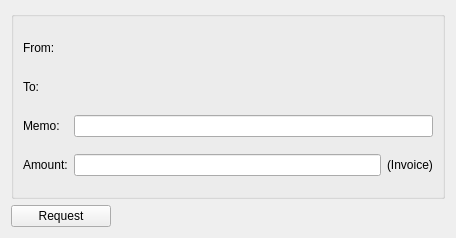
Before: the Qt Designer form src/Widgets/requestdlg.ui in Open-Transactions/Moneychanger, drawn with Qt 5.
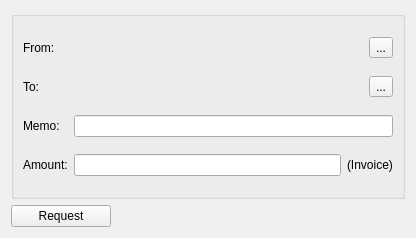
After: the same form once the commit is applied. Icons and pictures are not drawn.

Diff of the .ui file:
```diff
--- a/src/Widgets/requestdlg.ui
+++ b/src/Widgets/requestdlg.ui
@@ -6,7 +6,7 @@
    <rect>
     <x>0</x>
     <y>0</y>
-    <width>456</width>
+    <width>416</width>
     <height>238</height>
    </rect>
   </property>
@@ -55,6 +55,17 @@
         </property>
        </widget>
       </item>
+      <item row="0" column="3">
+       <widget class="QToolButton" name="toolButton">
+        <property name="text">
+         <string>...</string>
+        </property>
+        <property name="icon">
+         <iconset resource="../resource.qrc">
+          <normaloff>:/icons/addressbook</normaloff>:/icons/addressbook</iconset>
+        </property>
+       </widget>
+      </item>
       <item row="1" column="0">
        <widget class="QLabel" name="label_2">
         <property name="maximumSize">
@@ -78,6 +89,17 @@
         </property>
        </widget>
       </item>
+      <item row="1" column="3">
+       <widget class="QToolButton" name="toolButtonManageAccts">
+        <property name="text">
+         <string>...</string>
+        </property>
+        <property name="icon">
+         <iconset resource="../resource.qrc">
+          <normaloff>:/icons/account</normaloff>:/icons/account</iconset>
+        </property>
+       </widget>
+      </item>
       <item row="2" column="0">
        <widget class="QLabel" name="label_4">
         <property name="maximumSize">
@@ -91,7 +113,7 @@
         </property>
        </widget>
       </item>
-      <item row="2" column="1" colspan="2">
+      <item row="2" column="1" colspan="3">
        <widget class="QLineEdit" name="memoEdit"/>
       </item>
       <item row="3" column="0">
@@ -117,7 +139,7 @@
         </property>
        </widget>
       </item>
-      <item row="3" column="2">
+      <item row="3" column="2" colspan="2">
        <widget class="QLabel" name="label_3">
         <property name="text">
          <string>(Invoice)</string>
```
Left out of the diff: 4 changed lines with no effect on the pictures.
